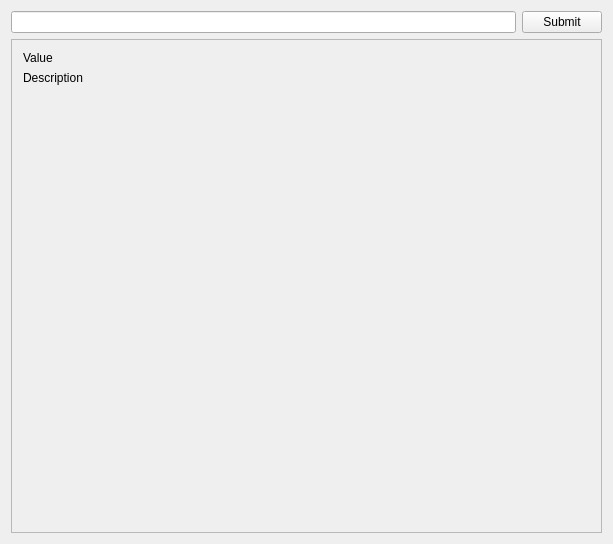
Above: widget.ui from Vernat/SimpleQtAutocomplete before the change. Below: the same form after it.
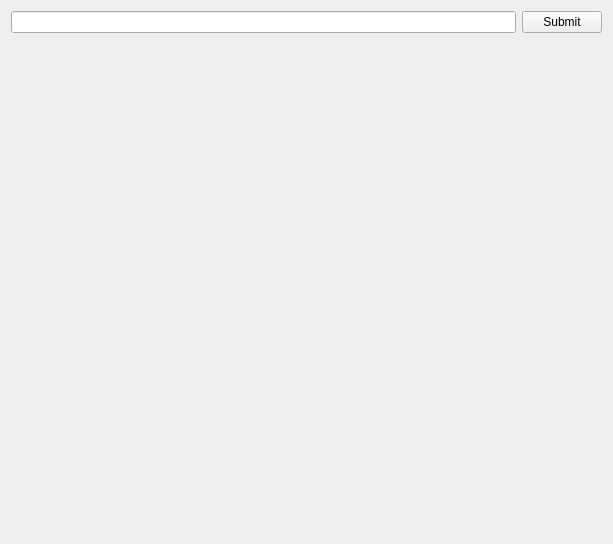
That is the form after the change.

Commit message: Update main widget view

The edit to the form file:
```diff
--- a/widget.ui
+++ b/widget.ui
@@ -10,6 +10,12 @@
     <height>544</height>
    </rect>
   </property>
+  <property name="sizePolicy">
+   <sizepolicy hsizetype="Fixed" vsizetype="Fixed">
+    <horstretch>0</horstretch>
+    <verstretch>0</verstretch>
+   </sizepolicy>
+  </property>
   <property name="windowTitle">
    <string>Widget</string>
   </property>
@@ -27,23 +33,32 @@
    <item row="1" column="0" colspan="2">
     <widget class="QFrame" name="frame">
      <property name="frameShape">
-      <enum>QFrame::StyledPanel</enum>
+      <enum>QFrame::NoFrame</enum>
      </property>
      <property name="frameShadow">
-      <enum>QFrame::Raised</enum>
+      <enum>QFrame::Plain</enum>
      </property>
      <layout class="QVBoxLayout" name="verticalLayout">
       <item>
        <widget class="QLabel" name="valueView">
+        <property name="font">
+         <font>
+          <weight>75</weight>
+          <bold>true</bold>
+         </font>
+        </property>
         <property name="text">
-         <string>Value</string>
+         <string/>
         </property>
        </widget>
       </item>
       <item>
        <widget class="QLabel" name="descriptionView">
         <property name="text">
-         <string>Description</string>
+         <string/>
+        </property>
+        <property name="wordWrap">
+         <bool>true</bool>
         </property>
        </widget>
       </item>
```
